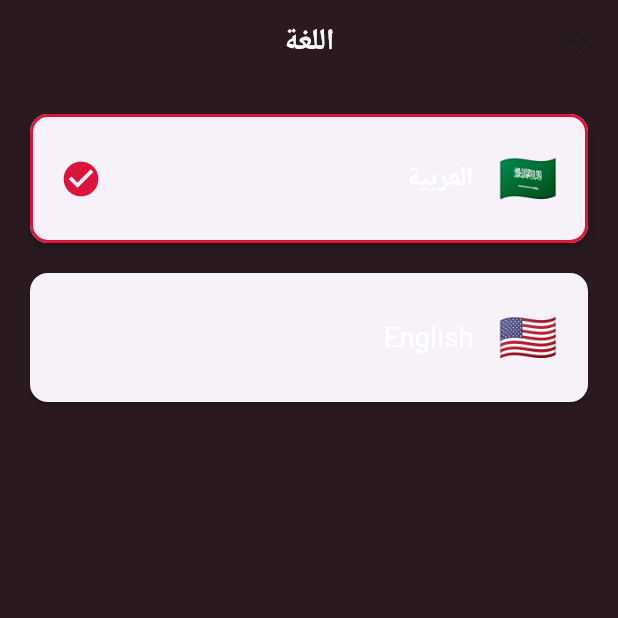
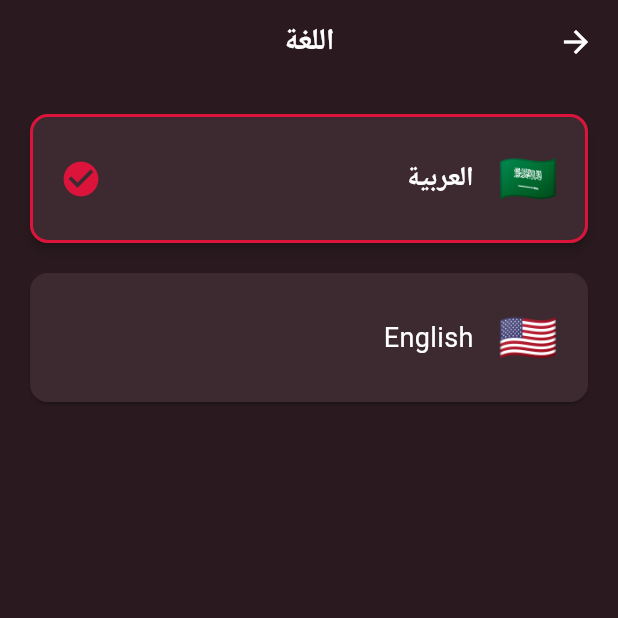
Before and after one commit to Hicham1S/Hawacom_App, a Flutter app: the LanguageSettingsScreen screen opened by its route, on a phone screen of 412 x 824 dp, the top half of it. Run offline on Flutter 3.47's test engine with Material 3 defaults, Android fonts, the phone set to English and light mode, and no system bars; our stand-ins replace carousel_slider, cloud_firestore, dio, equatable, firebase_auth, firebase_core and 10 more; accounts and stored records are empty; Roboto replaces fonts that are missing (Cairo); project files that could hold a hidden picture were left out.

Commit message:
fix the colors of the lang screen

```diff
--- a/lib/features/settings/screens/language_settings_screen.dart
+++ b/lib/features/settings/screens/language_settings_screen.dart
@@ -17,6 +17,10 @@ class LanguageSettingsScreen extends StatelessWidget {
         appBar: AppBar(
           backgroundColor: AppColors.background,
           elevation: 0,
+          leading: IconButton(
+            icon: const Icon(Icons.arrow_back, color: Colors.white),
+            onPressed: () => Navigator.pop(context),
+          ),
           title: Text(
             'اللغة',
             style: TextStyle(
@@ -42,6 +46,7 @@ class LanguageSettingsScreen extends StatelessWidget {
                     languageProvider.isLanguageSelected(languageCode);
 
                 return Card(
+                  color: AppColors.cardBackground,
                   elevation: isSelected ? 3 : 1,
                   shape: RoundedRectangleBorder(
                     borderRadius: BorderRadius.circular(12),
```
